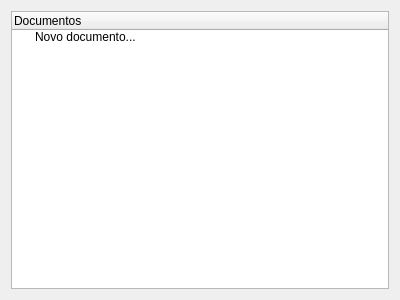
Qt form views/UI/ProjectView.ui (fbarden/ProjectManager) before a commit.
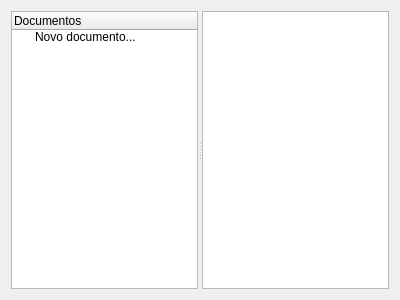
The same form after that commit.

Patch:
```diff
--- a/views/UI/ProjectView.ui
+++ b/views/UI/ProjectView.ui
@@ -15,6 +15,10 @@
   </property>
   <layout class="QVBoxLayout" name="verticalLayout">
    <item>
+    <widget class="QSplitter" name="splitter">
+     <property name="orientation">
+      <enum>Qt::Horizontal</enum>
+     </property>
     <widget class="QTreeWidget" name="documentsListWidget">
      <column>
       <property name="text">
@@ -26,6 +30,8 @@
        <string>Novo documento...</string>
       </property>
      </item>
+     </widget>
+     <widget class="QGraphicsView" name="graphicsView"/>
     </widget>
    </item>
   </layout>
```
Lines whose indentation alone changed are shown as unchanged.
